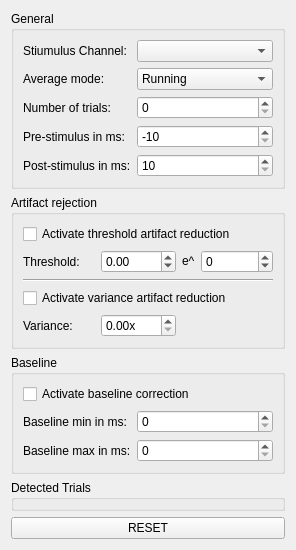
Old version of the form libraries/disp/viewers/formfiles/averagingsettingsview.ui in the repository mne-tools/mne-cpp.
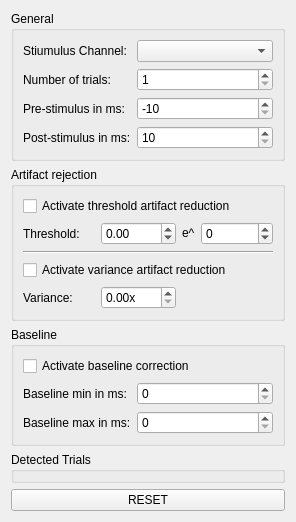
New version of the form.

Commit message: [SC-170] Fix some thing in RtAve. Remove cumulative mode.

Patch:
```diff
--- a/libraries/disp/viewers/formfiles/averagingsettingsview.ui
+++ b/libraries/disp/viewers/formfiles/averagingsettingsview.ui
@@ -174,51 +174,30 @@
        <widget class="QComboBox" name="m_pComboBoxChSelection"/>
       </item>
       <item row="1" column="0">
-       <widget class="QLabel" name="m_label_averageMethod">
-        <property name="text">
-         <string>Average mode:</string>
-        </property>
-       </widget>
-      </item>
-      <item row="1" column="1">
-       <widget class="QComboBox" name="m_comboBox_runningAvr">
-        <item>
-         <property name="text">
-          <string>Running</string>
-         </property>
-        </item>
-        <item>
-         <property name="text">
-          <string>Cumulative</string>
-         </property>
-        </item>
-       </widget>
-      </item>
-      <item row="2" column="0">
        <widget class="QLabel" name="m_label_numberAverages">
         <property name="text">
          <string>Number of trials:</string>
         </property>
        </widget>
       </item>
-      <item row="2" column="1">
+      <item row="1" column="1">
        <widget class="QSpinBox" name="m_pSpinBoxNumAverages">
         <property name="minimum">
-         <number>0</number>
+         <number>1</number>
         </property>
         <property name="maximum">
          <number>1000</number>
         </property>
        </widget>
       </item>
-      <item row="3" column="0">
+      <item row="2" column="0">
        <widget class="QLabel" name="label_3">
         <property name="text">
          <string>Pre-stimulus in ms:</string>
         </property>
        </widget>
       </item>
-      <item row="3" column="1">
+      <item row="2" column="1">
        <widget class="QSpinBox" name="m_pSpinBoxPreStimSamples">
         <property name="prefix">
          <string>-</string>
@@ -234,14 +213,14 @@
         </property>
        </widget>
       </item>
-      <item row="4" column="0">
+      <item row="3" column="0">
        <widget class="QLabel" name="label_4">
         <property name="text">
          <string>Post-stimulus in ms:</string>
         </property>
        </widget>
       </item>
-      <item row="4" column="1">
+      <item row="3" column="1">
        <widget class="QSpinBox" name="m_pSpinBoxPostStimSamples">
         <property name="minimum">
          <number>10</number>
```
Left out of the diff: 2 changed lines with no effect on the pictures. The commit also changes 7 other files.
